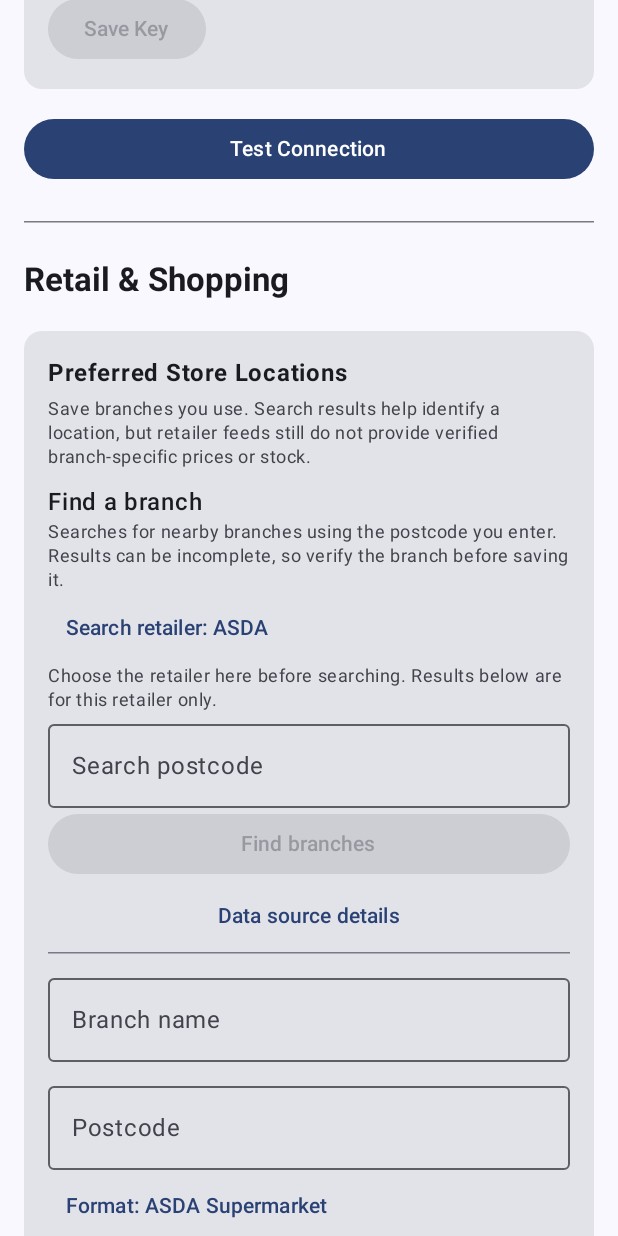
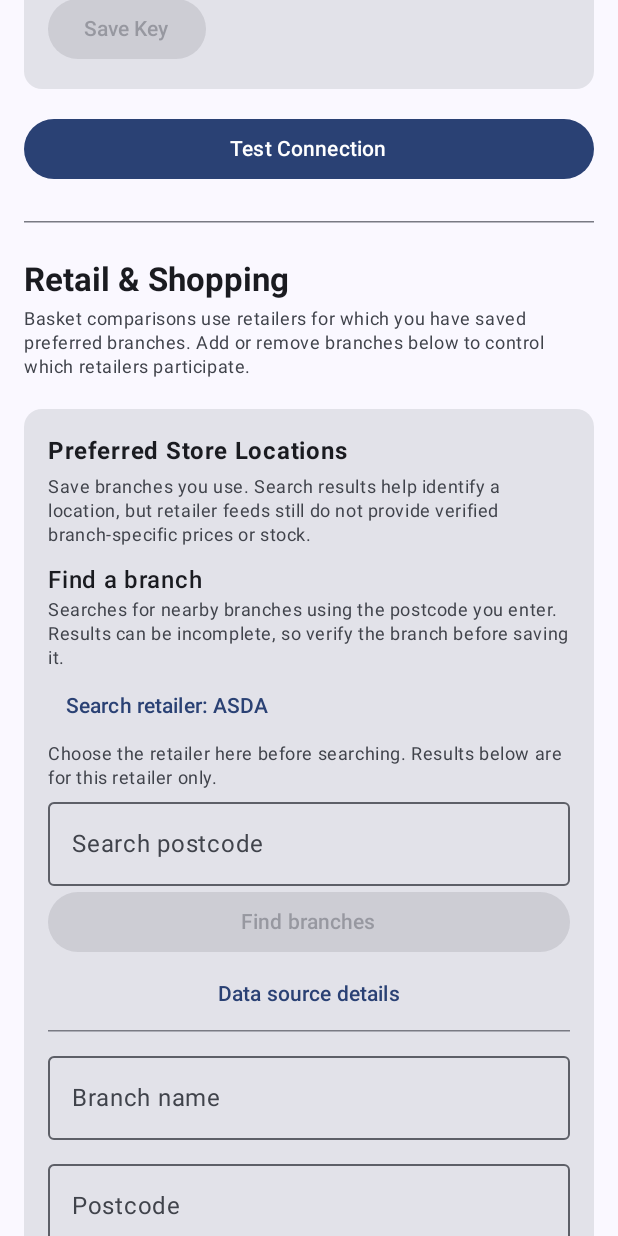
Before and after one commit to MatthewGriffin/MealPlanner, an Android app built with Jetpack Compose: the composable SettingsScreen shown on its own in the app's theme, scrolled down 576 dp, on a phone screen of 412 x 824 dp. Run offline under Robolectric (Android 15) with nearby library versions, the phone set to English and light mode, and no system bars; our stand-ins replace Dagger/Hilt's generated code, Room's generated code; pictures from the network do not load; 1 statement that could not run was skipped.

Commit message:
Explain that saved branches control basket comparison retailers

```diff
--- a/app/src/main/java/com/example/chatgpt_mealplanner/feature/settings/SettingsScreen.kt
+++ b/app/src/main/java/com/example/chatgpt_mealplanner/feature/settings/SettingsScreen.kt
@@ -258,6 +258,12 @@ fun SettingsScreen(
 
         // RETAIL SECTION
         Text("Retail & Shopping", style = MaterialTheme.typography.titleLarge, fontWeight = FontWeight.Bold)
+        Spacer(modifier = Modifier.height(4.dp))
+        Text(
+            "Basket comparisons use retailers for which you have saved preferred branches. Add or remove branches below to control which retailers participate.",
+            style = MaterialTheme.typography.bodySmall,
+            color = MaterialTheme.colorScheme.onSurfaceVariant
+        )
         Spacer(modifier = Modifier.height(8.dp))
 
 
```
